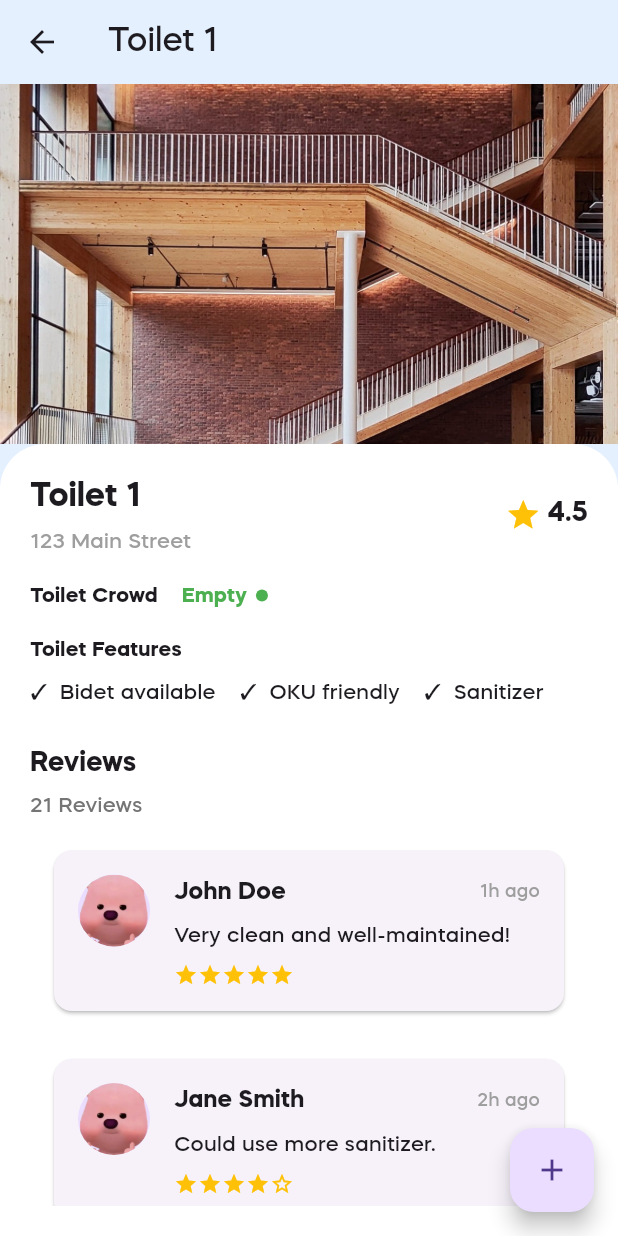
After one commit to vrevolverrr/peepal, a Flutter app: the FavouritesPage screen opened directly, after a tap on "Toilet 1", on a phone screen of 412 x 824 dp. The commit adds this screen. Run offline on Flutter 3.47's test engine with Material 3 defaults, Android fonts, the phone set to English and light mode, and no system bars; our stand-ins replace equatable, flutter_bloc, geolocator, google_maps_flutter.

Commit message:
done review pages

```diff
--- a/peepal/lib/features/favourites/widget/toilet_card.dart
+++ b/peepal/lib/features/favourites/widget/toilet_card.dart
@@ -1,6 +1,7 @@
 import 'package:flutter/material.dart';
 import 'package:peepal/shared/toilet/model/toilet.dart';
 import 'package:peepal/shared/toilet/model/toilet_crowd_level.dart';
+import 'package:peepal/features/toilets/view/toilet_page.dart';
 
 class ToiletCard extends StatelessWidget {
   final PPToilet toilet;
@@ -9,10 +10,33 @@ class ToiletCard extends StatelessWidget {
 
   @override
   Widget build(BuildContext context) {
-    return Card(
+    return GestureDetector(
+      onTap: () {
+        // Navigate to ToiletPage and pass the toilet object
+        Navigator.push(
+          context,
+          MaterialPageRoute(
+            builder: (context) => ToiletPage(toilet: toilet),
+          ),
+        );
+      },
+      child: Card(
         margin: const EdgeInsets.symmetric(vertical: 8, horizontal: 16),
         shape: RoundedRectangleBorder(borderRadius: BorderRadius.circular(12)),
-      child: Padding(
+        child: Column(
+          crossAxisAlignment: CrossAxisAlignment.start,
+          children: [
+            // Toilet Image
+            ClipRRect(
+              borderRadius: const BorderRadius.vertical(top: Radius.circular(12)),
+              child: Image.asset(
+                'assets/images/toilet.jpeg', // Replace with toilet.imagePath if available
+                height: 150,
+                width: double.infinity,
+                fit: BoxFit.cover,
+              ),
+            ),
+            Padding(
               padding: const EdgeInsets.all(16),
               child: Column(
                 crossAxisAlignment: CrossAxisAlignment.start,
@@ -91,6 +115,9 @@ class ToiletCard extends StatelessWidget {
                 ],
               ),
             ),
+          ],
+        ),
+      ),
     );
   }
 
--- /dev/null
+++ b/peepal/lib/features/reviews/model/review.dart
@@ -0,0 +1,17 @@
+import 'package:peepal/shared/auth/model/user.dart';
+
+class Review {
+  final PPUser user; // Reference to the user who wrote the review
+  final String profilePicture; // Path to the user's profile picture
+  final String timeAgo; // e.g., "1h ago", "2h ago"
+  final String comment; // The review comment
+  final double rating; // Rating out of 5
+
+  const Review({
+    required this.user,
+    required this.profilePicture,
+    required this.timeAgo,
+    required this.comment,
+    required this.rating,
+  });
+}
--- /dev/null
+++ b/peepal/lib/features/reviews/repository/review_repository.dart
@@ -0,0 +1,5 @@
+import 'package:peepal/features/reviews/model/review.dart';
+
+abstract class ReviewRepository {
+  Future<List<Review>> fetchReviewsByToiletId(String toiletId);
+}
--- /dev/null
+++ b/peepal/lib/features/reviews/repository/review_repository_implementation.dart
@@ -0,0 +1,41 @@
+import 'package:peepal/features/reviews/model/review.dart';
+import 'package:peepal/shared/auth/model/user.dart';
+import 'package:peepal/features/reviews/repository/review_repository.dart';
+
+class ReviewRepositoryImpl implements ReviewRepository {
+  final List<Review> _mockReviews = [
+    Review(
+      user: const PPUser(
+        id: "1",
+        name: "John Doe",
+        email: "johndoe@example.com",
+      ),
+      profilePicture: "assets/images/loopy1.png",
+      timeAgo: "1h ago",
+      comment: "Very clean and well-maintained!",
+      rating: 5.0,
+    ),
+    Review(
+      user: const PPUser(
+        id: "2",
+        name: "Jane Smith",
+        email: "janesmith@example.com",
+      ),
+      profilePicture: "assets/images/loopy1.png",
+      timeAgo: "2h ago",
+      comment: "Could use more sanitizer.",
+      rating: 4.0,
+    ),
+  ];
+
+  @override
+  Future<List<Review>> fetchReviewsByToiletId(String toiletId) async {
+    // Simulate a delay to mimic network request
+    await Future.delayed(const Duration(seconds: 1));
+    return _mockReviews;
+  }
+
+  void addReview(Review review) {
+    _mockReviews.add(review);
+  }
+}
--- /dev/null
+++ b/peepal/lib/features/reviews/widget/add_review_bottom_sheet.dart
@@ -0,0 +1,117 @@
+import 'package:flutter/material.dart';
+import 'package:peepal/features/reviews/model/review.dart';
+import 'package:peepal/shared/auth/model/user.dart';
+
+class AddReviewBottomSheet extends StatefulWidget {
+  final String toiletId;
+  final Function(Review) onReviewAdded;
+
+  const AddReviewBottomSheet({
+    Key? key,
+    required this.toiletId,
+    required this.onReviewAdded,
+  }) : super(key: key);
+
+  @override
+  _AddReviewBottomSheetState createState() => _AddReviewBottomSheetState();
+}
+
+class _AddReviewBottomSheetState extends State<AddReviewBottomSheet> {
+  final _formKey = GlobalKey<FormState>();
+  final _commentController = TextEditingController();
+  double _rating = 0.0;
+
+  @override
+  void dispose() {
+    _commentController.dispose();
+    super.dispose();
+  }
+
+  void _submitReview() {
+    if (_formKey.currentState!.validate()) {
+      final newReview = Review(
+        user: const PPUser(
+          id: "current_user_id", // Replace with the actual logged-in user ID
+          name: "Current User", // Replace with the actual logged-in user name
+          email: "currentuser@example.com", // Replace with the actual logged-in user email
+        ),
+        profilePicture: "assets/profile_placeholder.png", // Replace with actual profile picture
+        timeAgo: "Just now",
+        comment: _commentController.text,
+        rating: _rating,
+      );
+
+      widget.onReviewAdded(newReview);
+      Navigator.pop(context); // Close the bottom sheet
+    }
+  }
+
+  @override
+  Widget build(BuildContext context) {
+    return SafeArea(
+      child: Padding(
+        padding: EdgeInsets.only(
+          bottom: MediaQuery.of(context).viewInsets.bottom,
+        ),
+        child: SingleChildScrollView(
+          child: Padding(
+            padding: const EdgeInsets.symmetric(horizontal: 16.0, vertical: 20),
+            child: Form(
+              key: _formKey,
+              child: Column(
+                mainAxisSize: MainAxisSize.min,
+                crossAxisAlignment: CrossAxisAlignment.start,
+                children: [
+                  const Text(
+                    "Add a Review",
+                    style: TextStyle(fontSize: 18, fontWeight: FontWeight.bold),
+                  ),
+                  const SizedBox(height: 16),
+                  TextFormField(
+                    controller: _commentController,
+                    decoration: const InputDecoration(
+                      labelText: "Your Comment",
+                      border: OutlineInputBorder(),
+                    ),
+                    maxLines: 3,
+                    validator: (value) {
+                      if (value == null || value.isEmpty) {
+                        return "Please enter a comment.";
+                      }
+                      return null;
+                    },
+                  ),
+                  const SizedBox(height: 16),
+                  const Text("Rating", style: TextStyle(fontWeight: FontWeight.bold)),
+                  Slider(
+                    value: _rating,
+                    onChanged: (value) {
+                      setState(() {
+                        _rating = value;
+                      });
+                    },
+                    min: 0,
+                    max: 5,
+                    divisions: 5,
+                    label: _rating.toStringAsFixed(1),
+                  ),
+                  const SizedBox(height: 24),
+                  Align(
+                    alignment: Alignment.centerRight,
+                    child: ElevatedButton(
+                      onPressed: _submitReview,
+                      style: ElevatedButton.styleFrom(
+                        minimumSize: const Size(120, 48),
+                      ),
+                      child: const Text("Submit"),
+                    ),
+                  ),
+                ],
+              ),
+            ),
+          ),
+        ),
+      ),
+    );
+  }
+}
--- /dev/null
+++ b/peepal/lib/features/reviews/widget/review_card.dart
@@ -0,0 +1,81 @@
+import 'package:flutter/material.dart';
+import 'package:peepal/features/reviews/model/review.dart';
+
+class ReviewCard extends StatelessWidget {
+  final Review review;
+
+  const ReviewCard({Key? key, required this.review}) : super(key: key);
+
+  @override
+  Widget build(BuildContext context) {
+    return Card(
+      margin: const EdgeInsets.symmetric(vertical: 8, horizontal: 16),
+      shape: RoundedRectangleBorder(borderRadius: BorderRadius.circular(12)),
+      child: Padding(
+        padding: const EdgeInsets.all(16),
+        child: Row(
+          crossAxisAlignment: CrossAxisAlignment.start,
+          children: [
+            // Profile Picture
+            CircleAvatar(
+              radius: 24,
+              backgroundImage: AssetImage(review.profilePicture),
+            ),
+            const SizedBox(width: 16),
+
+            // Review Details
+            Expanded(
+              child: Column(
+                crossAxisAlignment: CrossAxisAlignment.start,
+                children: [
+                  // User Name and Time Ago
+                  Row(
+                    mainAxisAlignment: MainAxisAlignment.spaceBetween,
+                    children: [
+                      Text(
+                        review.user.name,
+                        style: const TextStyle(
+                          fontWeight: FontWeight.bold,
+                          fontSize: 16,
+                        ),
+                      ),
+                      Text(
+                        review.timeAgo,
+                        style: const TextStyle(
+                          color: Colors.grey,
+                          fontSize: 12,
+                        ),
+                      ),
+                    ],
+                  ),
+                  const SizedBox(height: 8),
+
+                  // Comment
+                  Text(
+                    review.comment,
+                    style: const TextStyle(fontSize: 14),
+                  ),
+                  const SizedBox(height: 8),
+
+                  // Rating
+                  Row(
+                    children: List.generate(
+                      5,
+                      (index) => Icon(
+                        index < review.rating
+                            ? Icons.star
+                            : Icons.star_border,
+                        color: Colors.amber,
+                        size: 16,
+                      ),
+                    ),
+                  ),
+                ],
+              ),
+            ),
+          ],
+        ),
+      ),
+    );
+  }
+}
--- /dev/null
+++ b/peepal/lib/features/toilets/view/toilet_page.dart
@@ -0,0 +1,233 @@
+import 'package:flutter/material.dart';
+import 'package:peepal/shared/toilet/model/toilet.dart';
+import 'package:peepal/shared/toilet/model/toilet_crowd_level.dart';
+import 'package:peepal/features/reviews/model/review.dart';
+import 'package:peepal/features/reviews/widget/review_card.dart';
+import 'package:peepal/features/reviews/repository/review_repository_implementation.dart';
+import 'package:peepal/features/reviews/widget/add_review_bottom_sheet.dart';
+
+class ToiletPage extends StatefulWidget {
+  final PPToilet toilet;
+
+  const ToiletPage({Key? key, required this.toilet}) : super(key: key);
+
+  @override
+  _ToiletPageState createState() => _ToiletPageState();
+}
+
+class _ToiletPageState extends State<ToiletPage> {
+  late Future<List<Review>> _reviewsFuture;
+
+@override
+  void initState() {
+    super.initState();
+    final reviewRepository = ReviewRepositoryImpl();
+    _reviewsFuture = reviewRepository.fetchReviewsByToiletId(widget.toilet.id.toString());
+  }
+
+ @override
+  Widget build(BuildContext context) {
+  return Scaffold(
+    backgroundColor: const Color(0xFFE5F0FF),
+    appBar: AppBar(
+      title: Text(widget.toilet.name),
+      elevation: 0,
+      backgroundColor: const Color(0xFFE5F0FF),
+    ),
+    body: Column(
+      children: [
+        // Top image
+        Image.asset(
+          'assets/images/toilet.jpeg',
+          width: double.infinity,
+          height: 240,
+          fit: BoxFit.cover,
+        ),
+
+        // Bottom sheet-like content
+        Expanded(
+          child: Container(
+            padding: const EdgeInsets.all(20),
+            decoration: const BoxDecoration(
+              color: Colors.white,
+              borderRadius: BorderRadius.vertical(top: Radius.circular(30)),
+            ),
+            child: SingleChildScrollView(
+              child: Column(
+                crossAxisAlignment: CrossAxisAlignment.start,
+                children: [
+                  // Name and Rating
+                  Row(
+                    mainAxisAlignment: MainAxisAlignment.spaceBetween,
+                    children: [
+                      Expanded(
+                        child: Column(
+                          crossAxisAlignment: CrossAxisAlignment.start,
+                          children: [
+                            Text(
+                              widget.toilet.name,
+                              style: const TextStyle(
+                                fontSize: 22,
+                                fontWeight: FontWeight.bold,
+                              ),
+                            ),
+                            const SizedBox(height: 4),
+                            Text(
+                              widget.toilet.address,
+                              style: const TextStyle(
+                                color: Colors.grey,
+                                fontSize: 14,
+                              ),
+                            ),
+                          ],
+                        ),
+                      ),
+                      Row(
+                        children: [
+                          const Icon(Icons.star, color: Colors.amber),
+                          const SizedBox(width: 4),
+                          Text(
+                            widget.toilet.rating.toStringAsFixed(1),
+                            style: const TextStyle(
+                              fontSize: 18,
+                              fontWeight: FontWeight.bold,
+                            ),
+                          ),
+                        ],
+                      ),
+                    ],
+                  ),
+                  const SizedBox(height: 16),
+                  // Toilet Crowd
+                  Row(
+                      children: [
+                        const Text("Toilet Crowd", style: TextStyle(fontWeight: FontWeight.w600)),
+                        const SizedBox(width: 16),
+                        Text(
+                          _getCrowdStatusText(widget.toilet.crowdStatus.crowdLevel),
+                          style: TextStyle(
+                            color: _getCrowdStatusColor(widget.toilet.crowdStatus.crowdLevel),
+                            fontWeight: FontWeight.bold,
+                          ),
+                        ),
+                        const SizedBox(width: 6),
+                        CircleAvatar(
+                          radius: 4,
+                          backgroundColor: _getCrowdStatusColor(widget.toilet.crowdStatus.crowdLevel),
+                        ),
+                      ],
+                    ),
+                    const SizedBox(height: 16),
+
+                  // Toilet Features
+                  const Text("Toilet Features", style: TextStyle(fontWeight: FontWeight.w600)),
+                  const SizedBox(height: 8),
+                  Wrap(
+                    spacing: 16,
+                    runSpacing: 8,
+                    children: [
+                      if (widget.toilet.features.hasBidet)
+                        const Text("✓  Bidet available", style: TextStyle(fontWeight: FontWeight.w500)),
+                      if (widget.toilet.features.hasAccessibility)
+                        const Text("✓  OKU friendly", style: TextStyle(fontWeight: FontWeight.w500)),
+                      if (widget.toilet.features.hasShower)
+                        const Text("✓  Shower", style: TextStyle(fontWeight: FontWeight.w500)),
+                      if (widget.toilet.features.hasSanitizer)
+                        const Text("✓  Sanitizer", style: TextStyle(fontWeight: FontWeight.w500)),
+                    ],
+                  ),
+                  const SizedBox(height: 24),
+
+                  // Review Section
+                  const Text("Reviews", style: TextStyle(fontSize: 18, fontWeight: FontWeight.bold)),
+                  const SizedBox(height: 4),
+                  Text(
+                    "21 Reviews", // Replace with actual review count if available
+                    style: TextStyle(color: Colors.grey[600]),
+                  ),
+
+                  const SizedBox(height: 12),
+
+                  FutureBuilder<List<Review>>(
+                    future: _reviewsFuture,
+                    builder: (context, snapshot) {
+                      if (snapshot.connectionState == ConnectionState.waiting) {
+                        return const CircularProgressIndicator();
+                      } else if (snapshot.hasError) {
+                        return Text("Error: ${snapshot.error}");
+                      } else if (!snapshot.hasData || snapshot.data!.isEmpty) {
+                        return const Text("No reviews available.");
+                      } else {
+                        final reviews = snapshot.data!;
+                        return Column(
+                          children: reviews
+                              .map((review) => Padding(
+                                    padding: const EdgeInsets.only(bottom: 16.0),
+                                    child: ReviewCard(review: review),
+                                  ))
+                              .toList(),
+                        );
+                      }
+                    },
+                  ),
+
+                ],
+              ),
+            ),
+          ),
+        ),
+      ],
+    ),
+   floatingActionButton: FloatingActionButton(
+      onPressed: () {
+        showModalBottomSheet(
+          context: context,
+          isScrollControlled: true,
+          shape: const RoundedRectangleBorder(
+            borderRadius: BorderRadius.vertical(top: Radius.circular(20)),
+          ),
+          builder: (context) => AddReviewBottomSheet(
+            toiletId: widget.toilet.id.toString(),
+            onReviewAdded: (newReview) async {
+              final currentReviews = await _reviewsFuture; // Resolve the Future
+              setState(() {
+                _reviewsFuture = Future.value([...currentReviews, newReview]); // Append the new review
+              });
+            },
+          ),
+        );
+      },
+      tooltip: "Add Review",
+      child: const Icon(Icons.add),
+    ),
+  );
+}
+
+  // Helper method to get crowd status text
+  String _getCrowdStatusText(PPToiletCrowdLevel crowdLevel) {
+    switch (crowdLevel) {
+      case PPToiletCrowdLevel.empty:
+        return 'Empty';
+      case PPToiletCrowdLevel.moderate:
+        return 'Moderate';
+      case PPToiletCrowdLevel.crowded:
+        return 'Crowded';
+      default:
+        return 'Unknown';
+    }
+  }
+
+    // Helper method to get crowd status color
+  Color _getCrowdStatusColor(PPToiletCrowdLevel crowdLevel) {
+    switch (crowdLevel) {
+      case PPToiletCrowdLevel.empty:
+        return Colors.green;
+      case PPToiletCrowdLevel.moderate:
+        return Colors.orange;
+      case PPToiletCrowdLevel.crowded:
+        return Colors.red;
+      default:
+        return Colors.grey;
+    }
+  }
+}
--- a/peepal/lib/main.dart
+++ b/peepal/lib/main.dart
@@ -1,10 +1,8 @@
 import 'dart:developer';
-
 import 'package:flutter/material.dart';
 import 'package:flutter_bloc/flutter_bloc.dart';
 import 'package:logging/logging.dart';
 import 'package:peepal/features/app/app.dart';
-
 import 'package:peepal/shared/location/repository/location_repository.dart';
 
 void main() {
```
Lines whose indentation alone changed are shown as unchanged.
